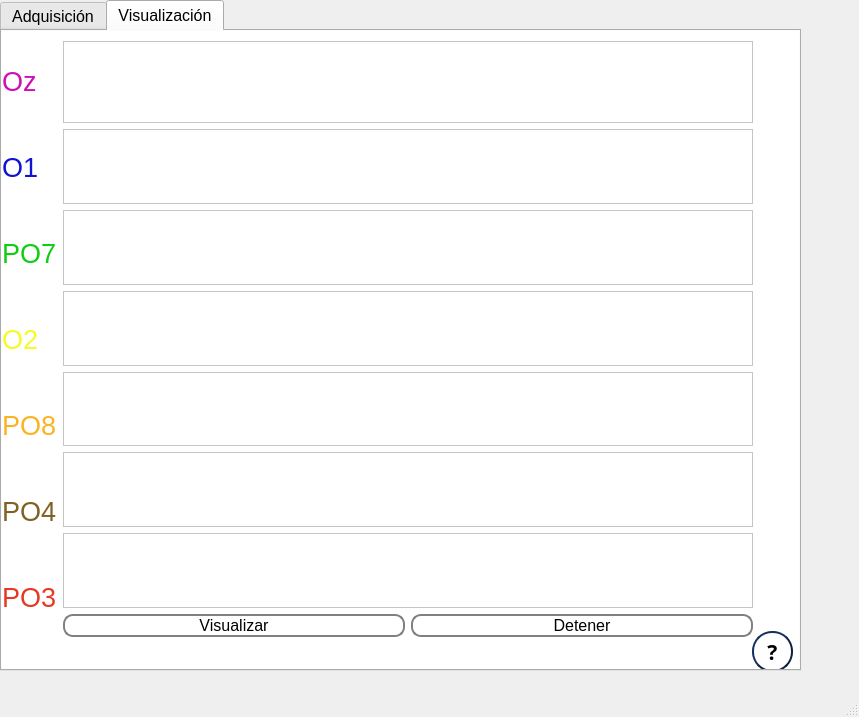
This is interface/ViAT/Adquisicion_accion.ui in vhenaoi/OpenBCI_acquisition_python_ViAT as Qt 5 draws it before an edit. The edited form follows.
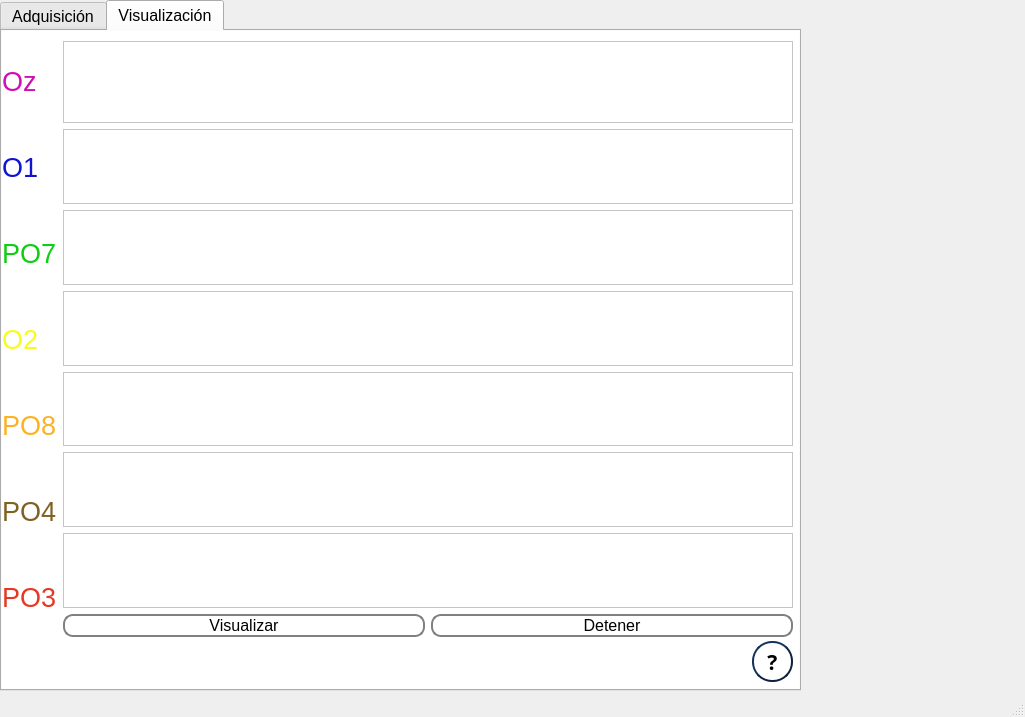
This is the edited form. The open tabs and pages were chosen to show the change. Custom widgets are drawn as their Qt base class.

```diff
--- a/interface/ViAT/Adquisicion_accion.ui
+++ b/interface/ViAT/Adquisicion_accion.ui
@@ -6,7 +6,7 @@
    <rect>
     <x>0</x>
     <y>0</y>
-    <width>859</width>
+    <width>1025</width>
     <height>717</height>
    </rect>
   </property>
@@ -20,7 +20,7 @@
       <x>0</x>
       <y>0</y>
       <width>801</width>
-      <height>671</height>
+      <height>691</height>
      </rect>
     </property>
     <property name="font">
@@ -511,7 +511,7 @@
         <x>0</x>
         <y>0</y>
         <width>821</width>
-        <height>651</height>
+        <height>671</height>
        </rect>
       </property>
       <property name="minimumSize">
@@ -626,14 +626,14 @@
          <x>0</x>
          <y>0</y>
          <width>821</width>
-         <height>651</height>
+         <height>671</height>
         </rect>
        </property>
        <widget class="QPushButton" name="adquisitionInfo2">
         <property name="geometry">
          <rect>
           <x>750</x>
-          <y>600</y>
+          <y>610</y>
           <width>41</width>
           <height>41</height>
          </rect>
@@ -696,7 +696,7 @@
          <rect>
           <x>0</x>
           <y>10</y>
-          <width>751</width>
+          <width>791</width>
           <height>596</height>
          </rect>
         </property>
```
Left out of the diff: 4 changed lines with no effect on the pictures.
